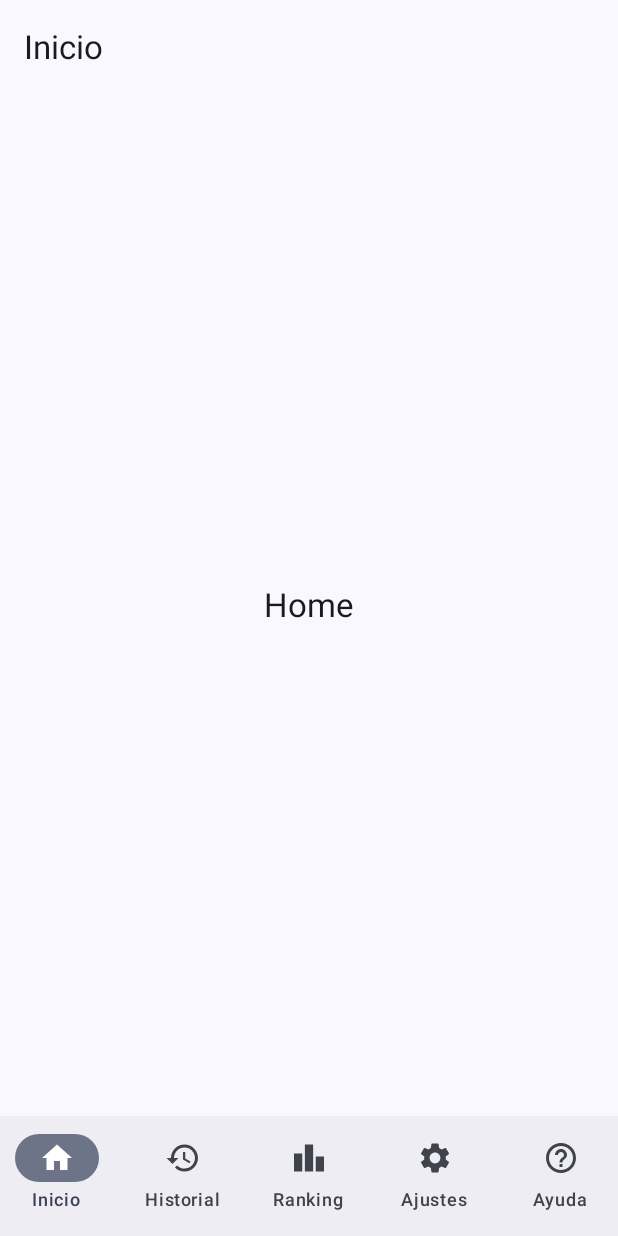
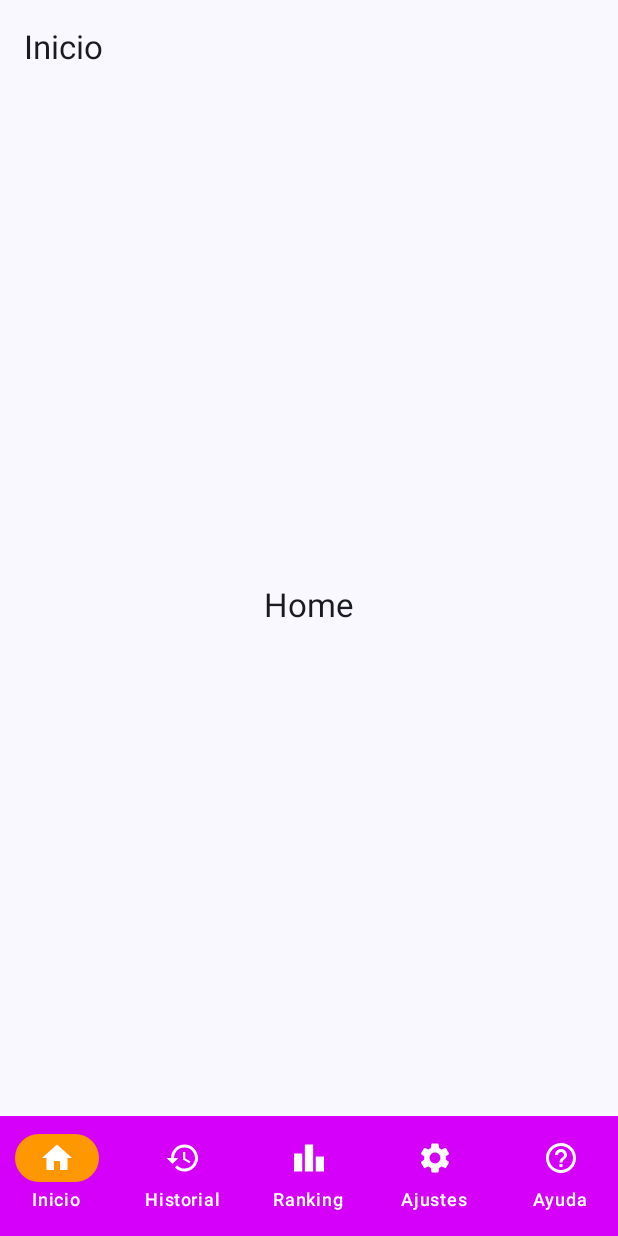
Before and after one commit to thewadok/PiedraPapelTijera, an Android app built with Jetpack Compose: the screen it shows after launch (MainActivity), on a phone screen of 412 x 824 dp. Run offline under Robolectric (Android 15) with nearby library versions, the phone set to English and light mode, and no system bars.

Commit message:
Cambio de colores en AppBar y barra inferior

```diff
--- a/app/src/main/java/com/kotliners/piedrapapeltijera/MainActivity.kt
+++ b/app/src/main/java/com/kotliners/piedrapapeltijera/MainActivity.kt
@@ -21,6 +21,7 @@ import androidx.compose.material3.ExperimentalMaterial3Api
 import androidx.compose.material3.Icon
 import androidx.compose.material3.NavigationBar
 import androidx.compose.material3.NavigationBarItem
+import androidx.compose.material3.NavigationBarItemDefaults
 import androidx.compose.material3.MaterialTheme
 import androidx.compose.material3.Scaffold
 import androidx.compose.material3.Text
@@ -32,6 +33,7 @@ import androidx.compose.runtime.LaunchedEffect
 //import androidx.compose.runtime.remember
 import androidx.compose.ui.Alignment
 import androidx.compose.ui.tooling.preview.Preview
+import androidx.compose.ui.graphics.Color
 //import androidx.navigation.NavHost
 import androidx.navigation.NavHostController
 import androidx.navigation.compose.NavHost
@@ -163,7 +165,9 @@ fun AppScaffold(
     Scaffold(
         topBar = { TopAppBar(title = { Text(title) }) },
         bottomBar = {
-            NavigationBar {
+            NavigationBar(
+                containerColor = Color(0xFFD500F9)
+            ) {
                 items.forEach { screen ->
                     NavigationBarItem(
                         selected = (current == screen.route),
@@ -194,7 +198,14 @@ fun AppScaffold(
                                 else -> {}
                             }
                         },
-                            label = { Text(screen.title) }
+                        label = { Text(screen.title) },
+                        colors = NavigationBarItemDefaults.colors(
+                            selectedIconColor = Color.White,
+                            selectedTextColor   = Color.White,
+                            indicatorColor      = Color(0xFFFF9800),
+                            unselectedIconColor = Color.White,
+                            unselectedTextColor = Color.White
+                            )
                     )
                 }
             }
```
